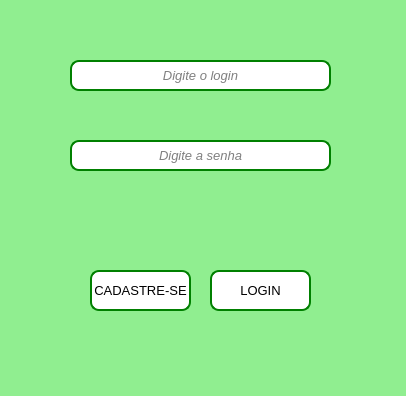
LucasZick/ShortProjectsAndPracticing_Python, file Python/LoginApp/LoginWindow.ui: the form before one commit.
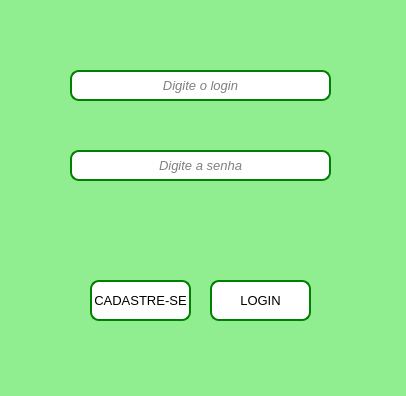
The form after the commit.

```diff
--- a/Python/LoginApp/LoginWindow.ui
+++ b/Python/LoginApp/LoginWindow.ui
@@ -39,7 +39,7 @@
     <property name="geometry">
      <rect>
       <x>70</x>
-      <y>60</y>
+      <y>70</y>
       <width>261</width>
       <height>31</height>
      </rect>
@@ -72,7 +72,7 @@
     <property name="geometry">
      <rect>
       <x>70</x>
-      <y>140</y>
+      <y>150</y>
       <width>261</width>
       <height>31</height>
      </rect>
@@ -108,7 +108,7 @@
     <property name="geometry">
      <rect>
       <x>90</x>
-      <y>270</y>
+      <y>280</y>
       <width>101</width>
       <height>41</height>
      </rect>
@@ -132,7 +132,7 @@
     <property name="geometry">
      <rect>
       <x>210</x>
-      <y>270</y>
+      <y>280</y>
       <width>101</width>
       <height>41</height>
      </rect>
@@ -156,7 +156,7 @@
     <property name="geometry">
      <rect>
       <x>70</x>
-      <y>200</y>
+      <y>210</y>
       <width>261</width>
       <height>51</height>
      </rect>
```
Left out of the diff: 2 changed lines with no effect on the pictures.
